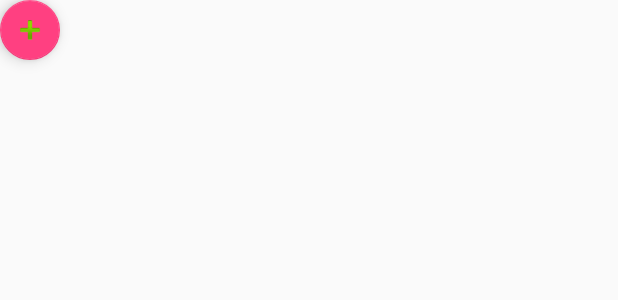
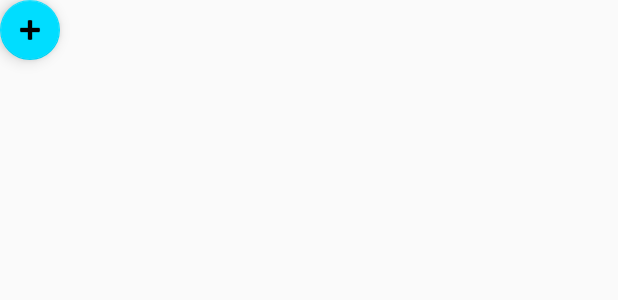
Before and after one commit to 012sa/AjudanteVeterinario, an Android app: the layout activity_listar_fazendas.xml on its own in the app's theme, with its tools: preview values and no code run, on a phone screen of 412 x 824 dp. Shown: the top 300 px of the screen. Run offline under Robolectric (Android 15) with nearby library versions, the phone set to English and light mode, and no system bars.

Commit message:
prints e ajustes nos layouts

```diff
--- a/AjudanteVeterinarioAndroid/app/src/main/java/com/example/sarah/ajudanteveterinarioandroid/TarefasMensais.java
+++ b/AjudanteVeterinarioAndroid/app/src/main/java/com/example/sarah/ajudanteveterinarioandroid/TarefasMensais.java
@@ -9,5 +9,6 @@ public class TarefasMensais extends AppCompatActivity {
     protected void onCreate(Bundle savedInstanceState) {
         super.onCreate(savedInstanceState);
         setContentView(R.layout.activity_tarefas_mensais);
+
     }
 }
--- a/AjudanteVeterinarioAndroid/app/src/main/res/layout/activity_listar_fazendas.xml
+++ b/AjudanteVeterinarioAndroid/app/src/main/res/layout/activity_listar_fazendas.xml
@@ -11,24 +11,35 @@
         android:layout_width="0dp"
         android:layout_height="wrap_content"
         android:clickable="true"
+        android:tint="@android:color/background_dark"
+        app:backgroundTint="@android:color/holo_blue_bright"
         app:fabSize="mini"
+        app:rippleColor="@android:color/background_dark"
         app:srcCompat="@android:drawable/ic_input_add"
-        tools:layout_editor_absoluteY="455dp"
-        tools:layout_editor_absoluteX="328dp"
-        tools:ignore="MissingConstraints" />
+        tools:ignore="MissingConstraints"
+        tools:layout_editor_absoluteX="373dp"
+        tools:layout_editor_absoluteY="483dp" />
 
     <ScrollView
         android:id="@+id/ScrollView"
-        android:layout_width="368dp"
-        android:layout_height="495dp"
+        android:layout_width="417dp"
+        android:layout_height="521dp"
         tools:ignore="MissingConstraints"
-        tools:layout_editor_absoluteX="8dp"
-        tools:layout_editor_absoluteY="8dp">
+        tools:layout_editor_absoluteX="16dp"
+        tools:layout_editor_absoluteY="16dp">
 
         <LinearLayout
             android:layout_width="match_parent"
             android:layout_height="wrap_content"
             android:orientation="vertical">
+
+            <ListView
+                android:id="@+id/tarefasMensaisListView"
+                android:layout_width="wrap_content"
+                android:layout_height="557dp"
+                tools:ignore="MissingConstraints"
+                tools:layout_editor_absoluteX="8dp"
+                tools:layout_editor_absoluteY="8dp" />
 
             <android.support.v4.widget.NestedScrollView
                 android:layout_width="match_parent"
@@ -40,10 +51,6 @@
                     android:orientation="vertical" />
             </android.support.v4.widget.NestedScrollView>
 
-            <ListView
-                android:id="@+id/ListFazendas"
-                android:layout_width="match_parent"
-                android:layout_height="match_parent" />
         </LinearLayout>
     </ScrollView>
 </android.support.constraint.ConstraintLayout>
--- a/AjudanteVeterinarioAndroid/app/src/main/res/values/strings.xml
+++ b/AjudanteVeterinarioAndroid/app/src/main/res/values/strings.xml
@@ -10,8 +10,11 @@
     <string name="error_invalid_password">This password is too short</string>
     <string name="error_incorrect_password">This password is incorrect</string>
     <string name="error_field_required">This field is required</string>
+    <string name="nome_da_fazenda">Nome da Fazenda</string>
+    <string name="nome_do_proprietario">Nome do Proprietário da Fazenda</string>
     <string name="permission_rationale">"Contacts permissions are needed for providing email
         completions."
     </string>
+    <string name="Add">Cadastrar</string>
     <string name="title_activity_listar_fazendas">ListarFazendas</string>
 </resources>
```
Also changed, not shown: AjudanteVeterinarioAndroid/app/src/main/java/com/example/sarah/ajudanteveterinarioandroid/CadastrarFazenda.java (+12 -1 lines), AjudanteVeterinarioAndroid/app/src/main/res/layout/activity_cadastrar_fazenda.xml (+38 -0 lines), AjudanteVeterinarioAndroid/app/src/main/res/layout/activity_tarefas_mensais.xml (+19 -0 lines), 3 other files.
